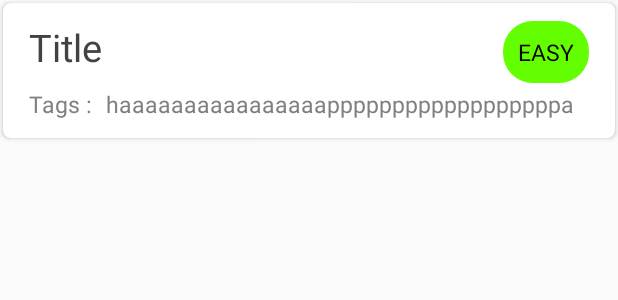
After one commit to gargk747/Demux, an Android app: the layout recycler_items.xml on its own in the app's theme, with its tools: preview values and no code run, on a phone screen of 412 x 824 dp. The commit adds this screen. Shown: the top 300 px of the screen. Run offline under Robolectric (Android 15) with nearby library versions, the phone set to English and light mode, and no system bars.

Commit message:
SearchView, RecyclerItems done ✔

```diff
--- /dev/null
+++ b/app/src/main/java/com/example/demux/QuestionsItems.java
@@ -0,0 +1,4 @@
+package com.example.demux;
+
+public class QuestionsItems {
+}
--- /dev/null
+++ b/app/src/main/res/drawable/difficulty_bg_easy.xml
@@ -0,0 +1,7 @@
+<?xml version="1.0" encoding="utf-8"?>
+<shape xmlns:android="http://schemas.android.com/apk/res/android" android:shape="rectangle">
+
+    <solid android:color="#63FF00"/>
+    <corners android:radius="20dp"/>
+
+</shape>
--- /dev/null
+++ b/app/src/main/res/layout/recycler_items.xml
@@ -0,0 +1,74 @@
+<?xml version="1.0" encoding="utf-8"?>
+<androidx.cardview.widget.CardView xmlns:android="http://schemas.android.com/apk/res/android"
+    android:layout_width="match_parent"
+    android:layout_height="wrap_content"
+    xmlns:app="http://schemas.android.com/apk/res-auto"
+    app:cardCornerRadius="5dp"
+    android:layout_margin="2dp">
+
+    <RelativeLayout
+        android:layout_margin="2dp"
+        android:layout_width="match_parent"
+        android:layout_height="wrap_content">
+
+        <TextView
+            android:id="@+id/item_title"
+            android:layout_width="wrap_content"
+            android:layout_height="wrap_content"
+            android:text="Title"
+            android:textSize="25dp"
+            android:textColor="@color/cardview_dark_background"
+            android:layout_marginLeft="15dp"
+            android:layout_marginTop="10dp"
+            android:layout_marginStart="15dp" />
+        <TextView
+            android:id="@+id/item_tag"
+            android:layout_below="@id/item_title"
+            android:layout_width="wrap_content"
+            android:layout_height="wrap_content"
+            android:text="Tags : "
+            android:textSize="15dp"
+            android:textColor="#808080"
+            android:layout_marginLeft="15dp"
+            android:layout_marginTop="10dp"
+            android:layout_marginStart="15dp"
+            android:layout_marginBottom="10dp"/>
+        <TextView
+            android:id="@+id/item_tagDetails"
+            android:layout_below="@id/item_title"
+            android:layout_toEndOf="@id/item_tag"
+            android:layout_width="wrap_content"
+            android:layout_height="wrap_content"
+            android:text="haaaaaaaaaaaaaaaappppppppppppppppppa"
+            android:textSize="15dp"
+            android:textColor="#808080"
+            android:layout_marginEnd="10dp"
+            android:layout_marginLeft="15dp"
+            android:layout_marginTop="10dp"
+            android:layout_marginStart="5dp"
+            android:layout_marginBottom="10dp"
+            android:layout_toRightOf="@id/item_tag"
+            android:layout_marginRight="10dp" />
+
+        <TextView
+            android:id="@+id/item_difficulty"
+            android:layout_alignParentEnd="true"
+            android:layout_marginEnd="15dp"
+            android:layout_width="wrap_content"
+            android:layout_height="wrap_content"
+            android:text="EASY"
+            android:padding="10dp"
+            android:background="@drawable/difficulty_bg_easy"
+            android:textSize="15dp"
+            android:textColor="#000000"
+            android:layout_marginLeft="15dp"
+            android:layout_marginTop="10dp"
+            android:layout_marginStart="15dp"
+            android:layout_alignParentRight="true" />
+
+    </RelativeLayout>
+
+
+
+
+</androidx.cardview.widget.CardView>
--- a/app/src/main/res/values/colors.xml
+++ b/app/src/main/res/values/colors.xml
@@ -1,6 +1,6 @@
 <?xml version="1.0" encoding="utf-8"?>
 <resources>
-    <color name="colorPrimary">#6200EE</color>
-    <color name="colorPrimaryDark">#3700B3</color>
-    <color name="colorAccent">#03DAC5</color>
+    <color name="colorPrimary">#EE0000</color>
+    <color name="colorPrimaryDark">#B30000</color>
+    <color name="colorAccent">#036BDA</color>
 </resources>
```
Also changed, not shown: app/build.gradle (+6 -3 lines), app/src/main/java/com/example/demux/MainActivity.java (+30 -0 lines), app/src/main/res/drawable/difficulty_bg_hard.xml (added, +7 -0 lines), app/src/main/res/drawable/difficulty_bg_medium.xml (added, +7 -0 lines), app/src/main/res/drawable/ic_search.xml (added, +10 -0 lines), app/src/main/res/layout/activity_main.xml (+11 -10 lines), app/src/main/res/menu/search_menu.xml (added, +11 -0 lines).
